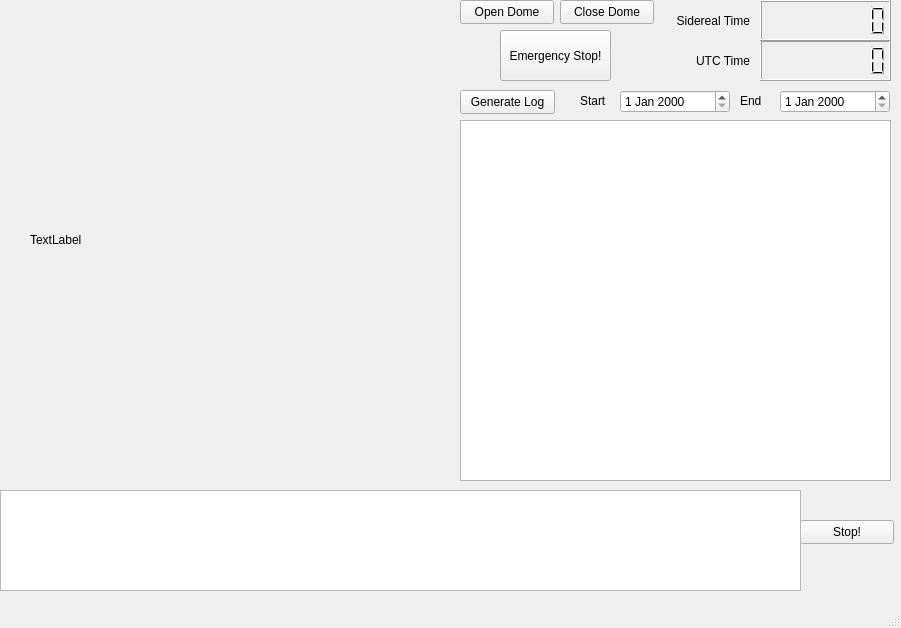
The window that src/dome/src/view/graphical/tcs_gui.ui (avillalobos/quimal) describes before a commit, drawn with Qt 5.
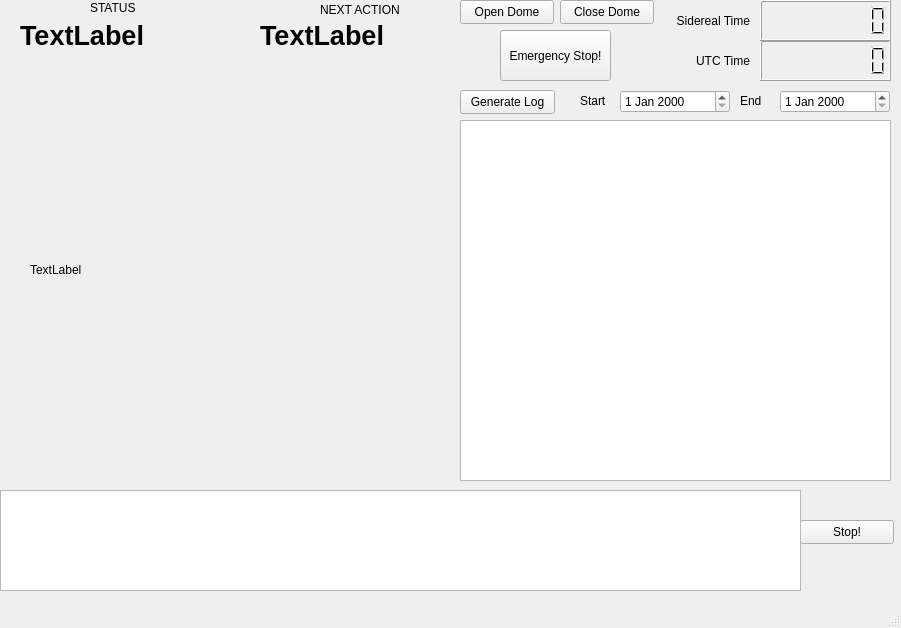
The same window after the commit.

Commit message: Some extra modifications on the Graphical interface and the way that the controller send the messages

Diff of the .ui file:
```diff
--- a/src/dome/src/view/graphical/tcs_gui.ui
+++ b/src/dome/src/view/graphical/tcs_gui.ui
@@ -111,7 +111,7 @@
     <property name="geometry">
      <rect>
       <x>30</x>
-      <y>40</y>
+      <y>70</y>
       <width>400</width>
       <height>400</height>
      </rect>
@@ -249,6 +249,72 @@
      <set>Qt::AlignRight|Qt::AlignTrailing|Qt::AlignVCenter</set>
     </property>
    </widget>
+   <widget class="QLabel" name="lbl_next_action">
+    <property name="geometry">
+     <rect>
+      <x>260</x>
+      <y>20</y>
+      <width>190</width>
+      <height>30</height>
+     </rect>
+    </property>
+    <property name="font">
+     <font>
+      <pointsize>20</pointsize>
+      <weight>75</weight>
+      <bold>true</bold>
+     </font>
+    </property>
+    <property name="text">
+     <string>TextLabel</string>
+    </property>
+   </widget>
+   <widget class="QLabel" name="lbl_status">
+    <property name="geometry">
+     <rect>
+      <x>20</x>
+      <y>20</y>
+      <width>190</width>
+      <height>30</height>
+     </rect>
+    </property>
+    <property name="font">
+     <font>
+      <pointsize>20</pointsize>
+      <weight>75</weight>
+      <bold>true</bold>
+     </font>
+    </property>
+    <property name="text">
+     <string>TextLabel</string>
+    </property>
+   </widget>
+   <widget class="QLabel" name="lbl_status_title">
+    <property name="geometry">
+     <rect>
+      <x>90</x>
+      <y>0</y>
+      <width>54</width>
+      <height>15</height>
+     </rect>
+    </property>
+    <property name="text">
+     <string>STATUS</string>
+    </property>
+   </widget>
+   <widget class="QLabel" name="lbl_next_action_title">
+    <property name="geometry">
+     <rect>
+      <x>320</x>
+      <y>0</y>
+      <width>81</width>
+      <height>20</height>
+     </rect>
+    </property>
+    <property name="text">
+     <string>NEXT ACTION</string>
+    </property>
+   </widget>
   </widget>
   <widget class="QMenuBar" name="menubar">
    <property name="geometry">
```
The commit also changes 4 other files.
